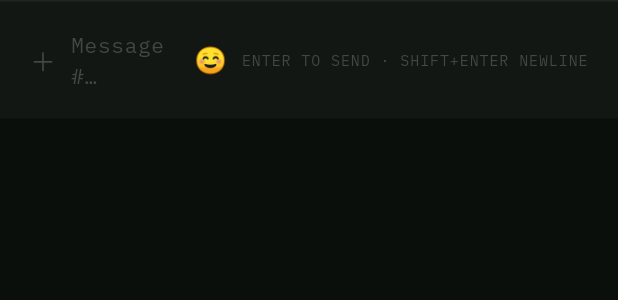
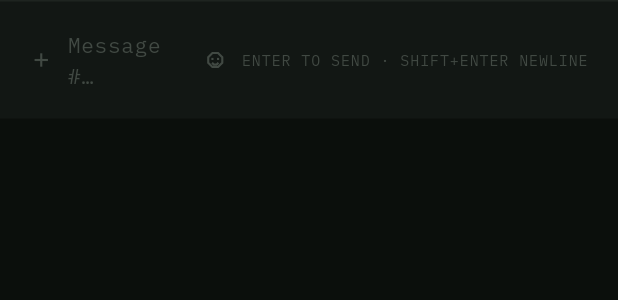
Before and after one commit to HunterL31/TrenchChat, a Flutter app: the ComposeBar widget shown alone on an empty page, opened directly with empty values, on a phone screen of 412 x 824 dp. Shown: the top 300 px of the screen. Run offline on Flutter 3.47's test engine with Material 3 defaults, Android fonts, the phone set to English and light mode, and no system bars; network calls fail.

Commit message:
Add a custom icon pack and swap out the placeholder text glyphs
Stroke-drawn glyphs on a 16-unit grid, hard angles and 45-degree chamfers
matching the notch design language.

Co-Authored-By: Claude Fable 5 <noreply@anthropic.com>
Claude-Session: https://claude.ai/code/session_01FyzTUhcFvvJGACeQdHLSpc

```diff
--- a/flutter_ui/lib/screens/main_window/channel_column.dart
+++ b/flutter_ui/lib/screens/main_window/channel_column.dart
@@ -8,6 +8,7 @@ import '../../theme/effects.dart';
 import '../../theme/tokens.dart';
 import '../../widgets/status_dot.dart';
 import '../../widgets/tc_button.dart';
+import '../../widgets/tc_icon.dart';
 
 class ChannelColumn extends StatelessWidget {
   const ChannelColumn({
@@ -144,11 +145,11 @@ class ChannelColumn extends StatelessWidget {
             child: Row(
               children: [
                 Expanded(
-                  child: TcGhostButton(label: '＋ CHANNEL', onPressed: onCreateChannel),
+                  child: TcGhostButton(icon: TcIcons.plus, label: 'CHANNEL', onPressed: onCreateChannel),
                 ),
                 const SizedBox(width: 6),
                 Expanded(
-                  child: TcGhostButton(label: '⤵ JOIN', onPressed: onJoinChannel),
+                  child: TcGhostButton(icon: TcIcons.join, label: 'JOIN', onPressed: onJoinChannel),
                 ),
               ],
             ),
@@ -235,7 +236,7 @@ class _ChannelRowState extends State<_ChannelRow> {
                 ),
               ),
               if (widget.channel.isInviteOnly)
-                Text('🔒', style: TextStyle(fontSize: TCType.textMicro, color: TCColors.textTertiary)),
+                TcIcon(TcIcons.lock, size: TCType.textMicro, color: TCColors.textTertiary),
             ],
           ),
         ),
--- a/flutter_ui/lib/screens/main_window/compose_bar.dart
+++ b/flutter_ui/lib/screens/main_window/compose_bar.dart
@@ -4,6 +4,7 @@ import 'package:flutter/material.dart';
 import 'package:flutter/services.dart';
 
 import '../../theme/tokens.dart';
+import '../../widgets/tc_icon.dart';
 
 class ComposeBar extends StatefulWidget {
   const ComposeBar({
@@ -69,7 +70,7 @@ class _ComposeBarState extends State<ComposeBar> {
       child: Row(
         crossAxisAlignment: CrossAxisAlignment.center,
         children: [
-          Text('＋', style: TextStyle(fontSize: 17, color: TCColors.textTertiary)),
+          TcIcon(TcIcons.plus, size: 15, color: TCColors.textTertiary),
           const SizedBox(width: 10),
           Expanded(
             child: TextField(
@@ -88,7 +89,7 @@ class _ComposeBarState extends State<ComposeBar> {
             ),
           ),
           const SizedBox(width: 10),
-          Text('☺', style: TextStyle(fontSize: 17, color: TCColors.textTertiary)),
+          TcIcon(TcIcons.emoji, size: 15, color: TCColors.textTertiary),
           const SizedBox(width: 10),
           Text(
             'ENTER TO SEND · SHIFT+ENTER NEWLINE',
--- a/flutter_ui/lib/screens/main_window/server_rail.dart
+++ b/flutter_ui/lib/screens/main_window/server_rail.dart
@@ -5,6 +5,7 @@ import '../../theme/effects.dart';
 import '../../theme/tokens.dart';
 import '../../widgets/dashed_border.dart';
 import '../../widgets/tc_button.dart';
+import '../../widgets/tc_icon.dart';
 
 class ServerRailEntry {
   const ServerRailEntry({required this.hash, required this.name});
@@ -69,7 +70,7 @@ class ServerRail extends StatelessWidget {
           const Spacer(),
           const Padding(
             padding: EdgeInsets.only(bottom: 12),
-            child: TcIconButton(icon: '⚙', tooltip: 'Settings', onPressed: null),
+            child: TcIconButton(icon: TcIcons.settings, tooltip: 'Settings', onPressed: null),
           ),
         ],
       ),
--- a/flutter_ui/lib/widgets/tc_button.dart
+++ b/flutter_ui/lib/widgets/tc_button.dart
@@ -4,6 +4,7 @@ import 'package:flutter/material.dart';
 
 import '../theme/effects.dart';
 import '../theme/tokens.dart';
+import 'tc_icon.dart';
 
 class TcGhostButton extends StatefulWidget {
   const TcGhostButton({
@@ -14,7 +15,7 @@ class TcGhostButton extends StatefulWidget {
   });
 
   final String label;
-  final String? icon;
+  final TcIconData? icon;
   final VoidCallback? onPressed;
 
   @override
@@ -64,7 +65,7 @@ class _TcGhostButtonState extends State<TcGhostButton> {
             mainAxisSize: MainAxisSize.min,
             children: [
               if (widget.icon != null) ...[
-                Text(widget.icon!, style: TextStyle(fontSize: TCType.textCaption, color: fg)),
+                TcIcon(widget.icon!, size: TCType.textCaption, color: fg),
                 const SizedBox(width: 6),
               ],
               Flexible(
@@ -160,7 +161,7 @@ class TcIconButton extends StatefulWidget {
     this.size = 30,
   });
 
-  final String icon;
+  final TcIconData icon;
   final String tooltip;
   final double size;
   final VoidCallback? onPressed;
@@ -192,12 +193,10 @@ class _TcIconButtonState extends State<TcIconButton> {
               color: _hover ? TCColors.bgHover : Colors.transparent,
               border: Border.all(color: _hover ? TCColors.borderStrong : TCColors.borderDefault),
             ),
-            child: Text(
+            child: TcIcon(
               widget.icon,
-              style: TextStyle(
-                fontSize: 14,
-                color: _hover ? TCColors.textPrimary : TCColors.textSecondary,
-              ),
+              size: 14,
+              color: _hover ? TCColors.textPrimary : TCColors.textSecondary,
             ),
           ),
         ),
--- /dev/null
+++ b/flutter_ui/lib/widgets/tc_icon.dart
@@ -0,0 +1,260 @@
+// TrenchChat icon pack: stroke-drawn vector glyphs on a 16-unit grid.
+// Same language as the panel notch -- hard angles, 45-degree chamfers, butt
+// caps, miter joins. Add an icon by extending the catalog, not by importing
+// Material icons; the rounded Material style clashes with this design.
+import 'package:flutter/widgets.dart';
+
+import '../theme/tokens.dart';
+
+/// One glyph: polylines and filled polygons in a 16x16 coordinate space.
+/// A polyline whose first and last points are equal is drawn closed.
+class TcIconData {
+  const TcIconData(this.name, this.strokes, {this.fills = const []});
+
+  final String name;
+  final List<List<Offset>> strokes;
+  final List<List<Offset>> fills;
+}
+
+/// The icon catalog.
+class TcIcons {
+  TcIcons._();
+
+  static const settings = TcIconData('settings', [
+    [
+      Offset(12.73, 6.73), Offset(14.83, 7.04), Offset(14.83, 8.96), Offset(12.73, 9.27),
+      Offset(12.24, 10.45), Offset(13.51, 12.15), Offset(12.15, 13.51), Offset(10.45, 12.24),
+      Offset(9.27, 12.73), Offset(8.96, 14.83), Offset(7.04, 14.83), Offset(6.73, 12.73),
+      Offset(5.55, 12.24), Offset(3.85, 13.51), Offset(2.49, 12.15), Offset(3.76, 10.45),
+      Offset(3.27, 9.27), Offset(1.17, 8.96), Offset(1.17, 7.04), Offset(3.27, 6.73),
+      Offset(3.76, 5.55), Offset(2.49, 3.85), Offset(3.85, 2.49), Offset(5.55, 3.76),
+      Offset(6.73, 3.27), Offset(7.04, 1.17), Offset(8.96, 1.17), Offset(9.27, 3.27),
+      Offset(10.45, 3.76), Offset(12.15, 2.49), Offset(13.51, 3.85), Offset(12.24, 5.55),
+      Offset(12.73, 6.73),
+    ],
+    [
+      Offset(10.12, 8.88), Offset(8.88, 10.12), Offset(7.12, 10.12), Offset(5.88, 8.88),
+      Offset(5.88, 7.12), Offset(7.12, 5.88), Offset(8.88, 5.88), Offset(10.12, 7.12),
+      Offset(10.12, 8.88),
+    ],
+  ]);
+
+  static const lock = TcIconData('lock', [
+    [
+      Offset(5.5, 7), Offset(5.5, 4.75), Offset(6.75, 3.5), Offset(9.25, 3.5),
+      Offset(10.5, 4.75), Offset(10.5, 7),
+    ],
+    [
+      Offset(3.5, 7), Offset(10.75, 7), Offset(12.5, 8.75), Offset(12.5, 13.5),
+      Offset(3.5, 13.5), Offset(3.5, 7),
+    ],
+    [
+      Offset(8, 9.5), Offset(8, 11.25),
+    ],
+  ]);
+
+  static const plus = TcIconData('plus', [
+    [
+      Offset(8, 3.25), Offset(8, 12.75),
+    ],
+    [
+      Offset(3.25, 8), Offset(12.75, 8),
+    ],
+  ]);
+
+  static const join = TcIconData('join', [
+    [
+      Offset(9.5, 3.5), Offset(12.5, 3.5), Offset(12.5, 12.5), Offset(9.5, 12.5),
+    ],
+    [
+      Offset(3, 8), Offset(9.5, 8),
+    ],
+    [
+      Offset(6.75, 5.25), Offset(9.5, 8), Offset(6.75, 10.75),
+    ],
+  ]);
+
+  static const emoji = TcIconData('emoji', [
+    [
+      Offset(6, 3), Offset(10, 3), Offset(13, 6), Offset(13, 10), Offset(10, 13), Offset(6, 13),
+      Offset(3, 10), Offset(3, 6), Offset(6, 3),
+    ],
+    [
+      Offset(6, 6.5), Offset(6, 8),
+    ],
+    [
+      Offset(10, 6.5), Offset(10, 8),
+    ],
+    [
+      Offset(5.75, 10), Offset(7, 11.25), Offset(9, 11.25), Offset(10.25, 10),
+    ],
+  ]);
+
+  static const hash = TcIconData('hash', [
+    [
+      Offset(6.5, 3), Offset(5.5, 13),
+    ],
+    [
+      Offset(10.5, 3), Offset(9.5, 13),
+    ],
+    [
+      Offset(3.25, 6.25), Offset(13.25, 6.25),
+    ],
+    [
+      Offset(2.75, 9.75), Offset(12.75, 9.75),
+    ],
+  ]);
+
+  static const users = TcIconData('users', [
+    [
+      Offset(4.75, 3.75), Offset(7.75, 3.75), Offset(7.75, 6.75), Offset(4.75, 6.75),
+      Offset(4.75, 3.75),
+    ],
+    [
+      Offset(3, 13), Offset(3, 11.5), Offset(4.75, 9.75), Offset(7.75, 9.75), Offset(9.5, 11.5),
+      Offset(9.5, 13),
+    ],
+    [
+      Offset(10.5, 4.5), Offset(13, 4.5), Offset(13, 7), Offset(10.5, 7), Offset(10.5, 4.5),
+    ],
+    [
+      Offset(11, 9.4), Offset(12.5, 10.6), Offset(12.5, 13),
+    ],
+  ]);
+
+  static const close = TcIconData('close', [
+    [
+      Offset(4.25, 4.25), Offset(11.75, 11.75),
+    ],
+    [
+      Offset(11.75, 4.25), Offset(4.25, 11.75),
+    ],
+  ]);
+
+  static const search = TcIconData('search', [
+    [
+      Offset(5, 3), Offset(8.5, 3), Offset(10.5, 5), Offset(10.5, 8.5), Offset(8.5, 10.5),
+      Offset(5, 10.5), Offset(3, 8.5), Offset(3, 5), Offset(5, 3),
+    ],
+    [
+      Offset(10.4, 10.4), Offset(13.25, 13.25),
+    ],
+  ]);
+
+  static const send = TcIconData('send', [
+    [
+      Offset(4.5, 4), Offset(9.5, 8), Offset(4.5, 12),
+    ],
+    [
+      Offset(10.75, 12), Offset(13.75, 12),
+    ],
+  ]);
+
+  static const sync = TcIconData('sync', [
+    [
+      Offset(3.5, 9.5), Offset(3.5, 5.5), Offset(12.5, 5.5),
+    ],
+    [
+      Offset(10.5, 3.5), Offset(12.5, 5.5), Offset(10.5, 7.5),
+    ],
+    [
+      Offset(12.5, 6.5), Offset(12.5, 10.5), Offset(3.5, 10.5),
+    ],
+    [
+      Offset(5.5, 8.5), Offset(3.5, 10.5), Offset(5.5, 12.5),
+    ],
+  ]);
+
+  static const map = TcIconData('map', [
+    [
+      Offset(4, 3.5), Offset(12, 3.5), Offset(12, 8.5), Offset(8, 13.5), Offset(4, 8.5),
+      Offset(4, 3.5),
+    ],
+    [
+      Offset(7, 6.25), Offset(9, 6.25), Offset(9, 8.25), Offset(7, 8.25), Offset(7, 6.25),
+    ],
+  ]);
+
+  static const iface = TcIconData('iface', [
+    [
+      Offset(8, 7), Offset(8, 13.5),
+    ],
+    [
+      Offset(5.4, 3.9), Offset(3.9, 5.5), Offset(5.4, 7.1),
+    ],
+    [
+      Offset(10.6, 3.9), Offset(12.1, 5.5), Offset(10.6, 7.1),
+    ],
+    [
+      Offset(5.5, 13.5), Offset(10.5, 13.5),
+    ],
+  ], fills: [
+    [
+      Offset(8, 4.4), Offset(9.1, 5.5), Offset(8, 6.6), Offset(6.9, 5.5),
+    ],
+  ]);
+  static const List<TcIconData> all = [
+    settings, lock, plus, join, emoji, hash, users, close, search, send, sync, map, iface,
+  ];
+}
+
+/// Renders a [TcIconData] at [size], stroked in [color]
+/// (defaults to [TCColors.textSecondary]).
+class TcIcon extends StatelessWidget {
+  const TcIcon(this.icon, {super.key, this.size = 16, this.color});
+
+  final TcIconData icon;
+  final double size;
+  final Color? color;
+
+  @override
+  Widget build(BuildContext context) {
+    return CustomPaint(
+      size: Size.square(size),
+      painter: _TcIconPainter(icon: icon, color: color ?? TCColors.textSecondary),
+    );
+  }
+}
+
+class _TcIconPainter extends CustomPainter {
+  const _TcIconPainter({required this.icon, required this.color});
+
+  static const double _grid = 16;
+  static const double _strokeWidth = 1.5;
+
+  final TcIconData icon;
+  final Color color;
+
+  Path _path(List<Offset> points, double scale) {
+    final closed = points.first == points.last;
+    final upper = closed ? points.length - 1 : points.length;
+    final path = Path()..moveTo(points.first.dx * scale, points.first.dy * scale);
+    for (int i = 1; i < upper; i++) {
+      path.lineTo(points[i].dx * scale, points[i].dy * scale);
+    }
+    if (closed) path.close();
+    return path;
+  }
+
+  @override
+  void paint(Canvas canvas, Size size) {
+    final scale = size.shortestSide / _grid;
+    final stroke = Paint()
+      ..color = color
+      ..style = PaintingStyle.stroke
+      ..strokeWidth = _strokeWidth * scale
+      ..strokeCap = StrokeCap.butt
+      ..strokeJoin = StrokeJoin.miter;
+    for (final points in icon.strokes) {
+      canvas.drawPath(_path(points, scale), stroke);
+    }
+    final fill = Paint()..color = color;
+    for (final points in icon.fills) {
+      canvas.drawPath(_path([...points, points.first], scale), fill);
+    }
+  }
+
+  @override
+  bool shouldRepaint(covariant _TcIconPainter oldDelegate) =>
+      oldDelegate.icon != icon || oldDelegate.color != color;
+}
```
Also changed, not shown: 7 other files.
